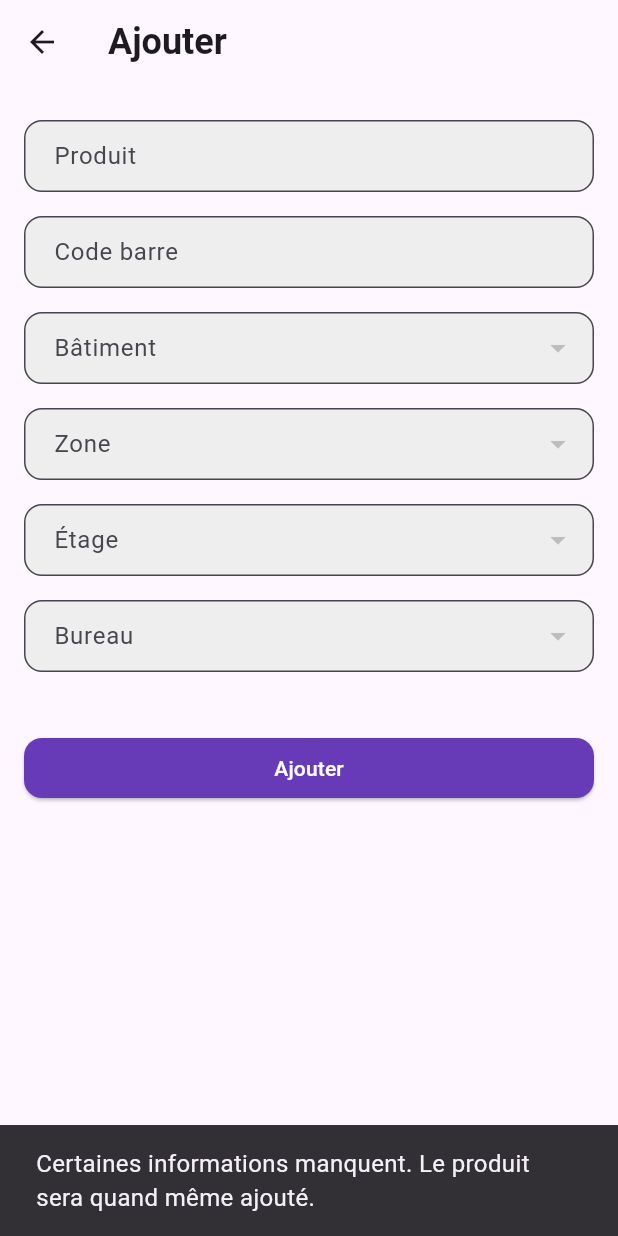
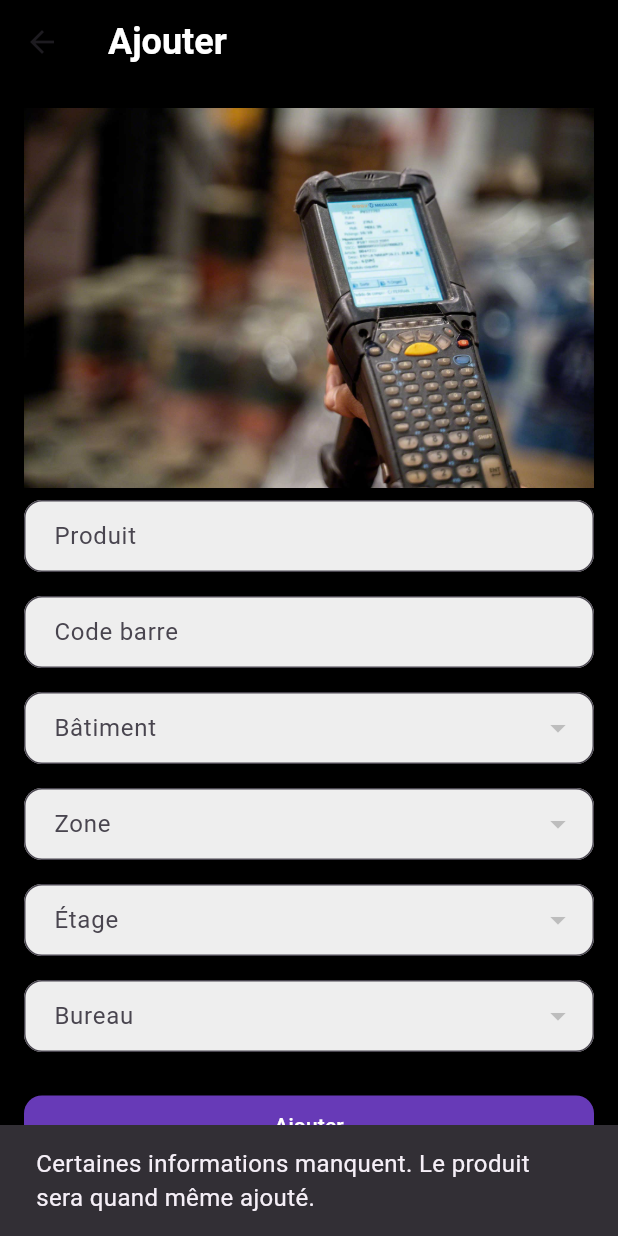
Before and after one commit to LafsahiMeriem/SFE, a Flutter app: the Ajouter screen opened directly, after a tap on "Ajouter", on a phone screen of 412 x 824 dp. Run offline on Flutter 3.47's test engine with Material 3 defaults, Android fonts, the phone set to English and light mode, and no system bars; our stand-ins replace permission_handler, shared_preferences, sqflite; missing offline and left inert: excel; accounts and stored records are empty.

Commit message:
first commit

```diff
--- a/lib/main.dart
+++ b/lib/main.dart
@@ -95,8 +95,11 @@ class MenuPage extends StatelessWidget {
   @override
   Widget build(BuildContext context) {
     return Scaffold(
+      backgroundColor: Colors.black,
       appBar: AppBar(
-        title: const Text('Menu Page'),
+        title: const Text('Menu Page', style: TextStyle(color: Colors.white),),
+        backgroundColor: Colors.black,
+
       ),
       body: GridView.count(
         crossAxisCount: 2,
@@ -338,15 +341,19 @@ class _AjouterState extends State<Ajouter> {
   @override
   Widget build(BuildContext context) {
     return Scaffold(
+      backgroundColor: Colors.black,
       appBar: AppBar(
-        title: const Text('Ajouter'),
+        title: const Text('Ajouter', style: TextStyle(color: Colors.white),),
+        backgroundColor: Colors.black,
       ),
-      body: Container(
+      body: SingleChildScrollView(
+        child: Container(
           padding: const EdgeInsets.all(16.0),
           child: SingleChildScrollView(
             child: Column(
               crossAxisAlignment: CrossAxisAlignment.stretch,
               children: [
+                Image.asset('assets/building_image.png'),
                 _buildTextField('Produit', _productController),
                 _buildTextField('Code barre', _barcodeController),
                 _buildDropdownField('Bâtiment', DatabaseHelper.instance.getAllBuildings(), _selectedBuildingId, (value) {
@@ -375,9 +382,10 @@ class _AjouterState extends State<Ajouter> {
                     _selectedOfficeId = value;
                   });
                 }),
-              const SizedBox(height: 32),
+                const SizedBox(height: 17),
                 _buildButton(context, 'Ajouter', _ajouterProduit),
               ],
+            ),
           ),
         ),
       ),
```
Also changed, not shown: assets/building_image.png (added), pubspec.lock. Lines whose indentation alone changed are shown as unchanged.
